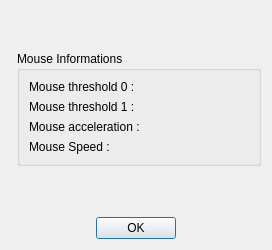
First picture: the form in MouseSetter/dialogMouseInformation.ui, repository codec-abc/QtMouseSetter, before the edit.
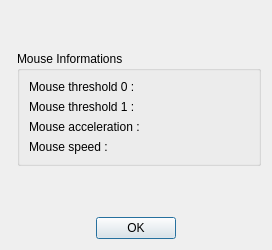
Second picture: the form after the edit.

What changed in the file:
```diff
--- a/MouseSetter/dialogMouseInformation.ui
+++ b/MouseSetter/dialogMouseInformation.ui
@@ -121,7 +121,7 @@
         <item row="3" column="0">
          <widget class="QLabel" name="label_7">
           <property name="text">
-           <string>Mouse Speed :</string>
+           <string>Mouse speed :</string>
           </property>
          </widget>
         </item>
```
Left out of the diff: 20 changed lines with no effect on the pictures.
